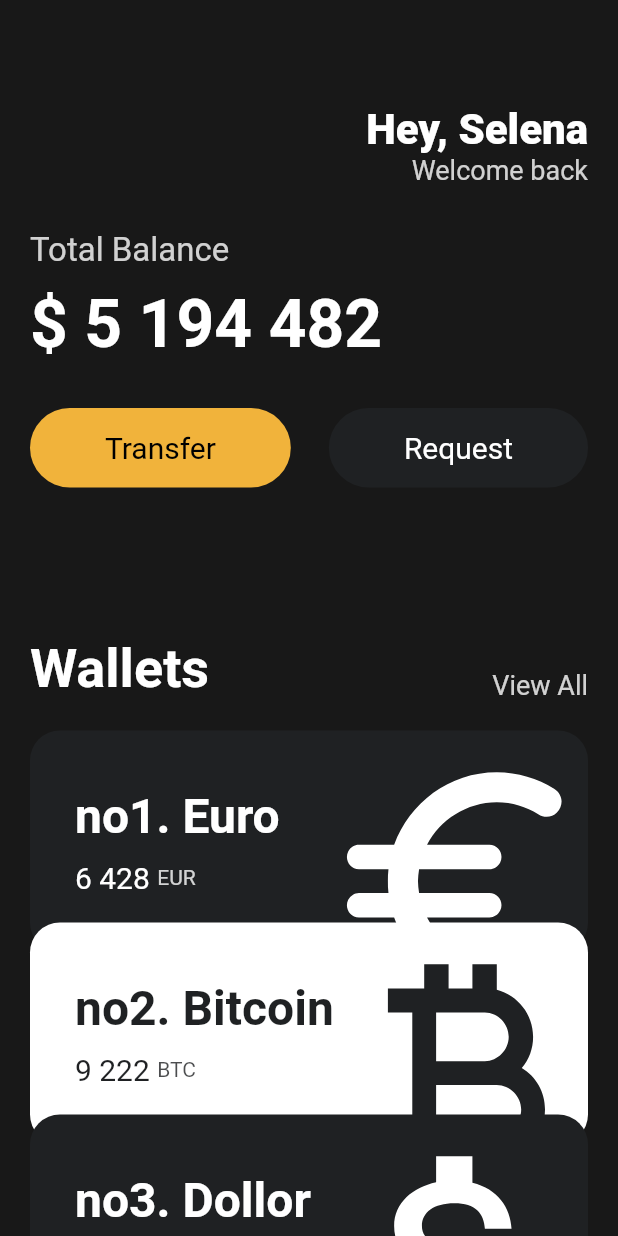
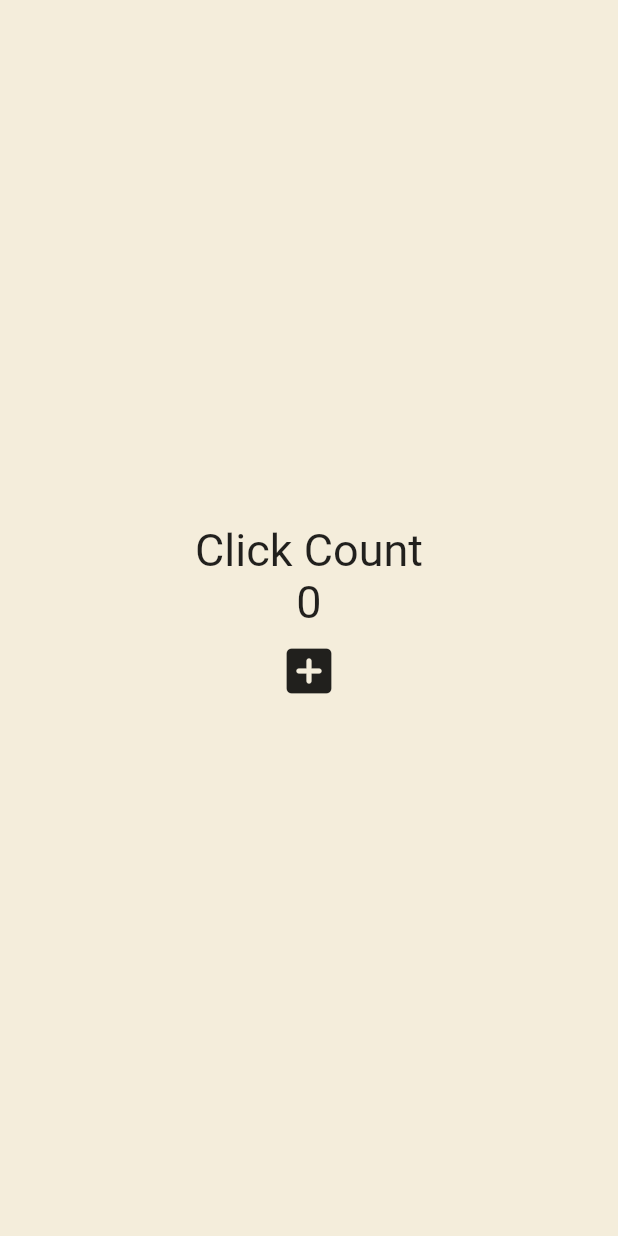
Before and after one commit to NewChoBo/toonflix, a Flutter app: the screen it shows after launch, on a phone screen of 412 x 824 dp. Run offline on Flutter 3.47's test engine with Material 2 defaults, Android fonts, the phone set to English and light mode, and no system bars.

Commit message:
#4.0 State (07:33)

```diff
--- a/lib/main.dart
+++ b/lib/main.dart
@@ -1,144 +1,44 @@
 import 'package:flutter/material.dart';
-import 'package:toonflix/widgets/Button.dart';
-import 'package:toonflix/widgets/currency_card.dart';
 
 void main() {
   runApp(App());
 }
 
-class App extends StatelessWidget {
+class App extends StatefulWidget {
+  @override
+  State<App> createState() => _AppState();
+}
+
+class _AppState extends State<App> {
+  int counter = 0;
+
+  void onClicked() {
+    counter++;
+  }
+
   @override
   Widget build(BuildContext context) {
-    var cardOrder = 1;
-
     return MaterialApp(
       home: Scaffold(
-        backgroundColor: const Color(0xFF181818),
-        body: SingleChildScrollView(
-          child: Padding(
-            padding: const EdgeInsets.symmetric(
-              horizontal: 20,
-            ),
+        backgroundColor: const Color(0xFFF4EDDB),
+        body: Center(
           child: Column(
-              crossAxisAlignment: CrossAxisAlignment.start,
-              children: [
-                const SizedBox(
-                  height: 70,
-                ),
-                Row(
-                  mainAxisAlignment: MainAxisAlignment.end,
-                  children: [
-                    Column(
-                      crossAxisAlignment: CrossAxisAlignment.end,
+            mainAxisAlignment: MainAxisAlignment.center,
             children: [
               const Text(
-                          'Hey, Selena',
-                          style: TextStyle(
-                            color: Colors.white,
-                            fontSize: 28,
-                            fontWeight: FontWeight.w800,
-                          ),
+                'Click Count',
+                style: TextStyle(fontSize: 30),
               ),
               Text(
-                          'Welcome back',
-                          style: TextStyle(
-                            color: Colors.white.withOpacity(0.8),
-                            fontSize: 18,
+                '$counter',
+                style: const TextStyle(fontSize: 30),
               ),
-                        ),
-                      ],
+              IconButton(
+                onPressed: onClicked,
+                icon: const Icon(Icons.add_box_rounded),
+                iconSize: 40,
               )
             ],
-                ),
-                const SizedBox(
-                  height: 30,
-                ),
-                Text(
-                  'Total Balance',
-                  style: TextStyle(
-                    fontSize: 22,
-                    color: Colors.white.withOpacity(0.8),
-                  ),
-                ),
-                const SizedBox(
-                  height: 10,
-                ),
-                const Text(
-                  '\$ 5 194 482',
-                  style: TextStyle(
-                    fontSize: 44,
-                    fontWeight: FontWeight.w600,
-                    color: Colors.white,
-                  ),
-                ),
-                const SizedBox(
-                  height: 30,
-                ),
-                Row(
-                  mainAxisAlignment: MainAxisAlignment.spaceBetween,
-                  children: const [
-                    Button(
-                      text: 'Transfer',
-                      bgColor: Color(0xFFF1b33b),
-                      textColor: Colors.black,
-                    ),
-                    Button(
-                      text: 'Request',
-                      bgColor: Color(0xFF1F2123),
-                      textColor: Colors.white,
-                    ),
-                  ],
-                ),
-                const SizedBox(
-                  height: 100,
-                ),
-                Row(
-                  mainAxisAlignment: MainAxisAlignment.spaceBetween,
-                  crossAxisAlignment: CrossAxisAlignment.end,
-                  children: [
-                    const Text('Wallets',
-                        style: TextStyle(
-                            color: Colors.white,
-                            fontSize: 36,
-                            fontWeight: FontWeight.w600)),
-                    Text(
-                      'View All',
-                      style: TextStyle(
-                        color: Colors.white.withOpacity(0.8),
-                        fontSize: 18,
-                      ),
-                    ),
-                  ],
-                ),
-                const SizedBox(
-                  height: 20,
-                ),
-                CurrencyCard(
-                  name: 'Euro',
-                  code: 'EUR',
-                  amount: '6 428',
-                  icon: Icons.euro_rounded,
-                  isInverted: false,
-                  order: cardOrder++,
-                ),
-                CurrencyCard(
-                  name: 'Bitcoin',
-                  code: 'BTC',
-                  amount: '9 222',
-                  icon: Icons.currency_bitcoin,
-                  isInverted: true,
-                  order: cardOrder++,
-                ),
-                CurrencyCard(
-                  name: 'Dollor',
-                  code: 'USD',
-                  amount: '6 428',
-                  icon: Icons.attach_money_outlined,
-                  isInverted: false,
-                  order: cardOrder++,
-                ),
-              ],
-            ),
           ),
         ),
       ),
```
Lines whose indentation alone changed are shown as unchanged.
